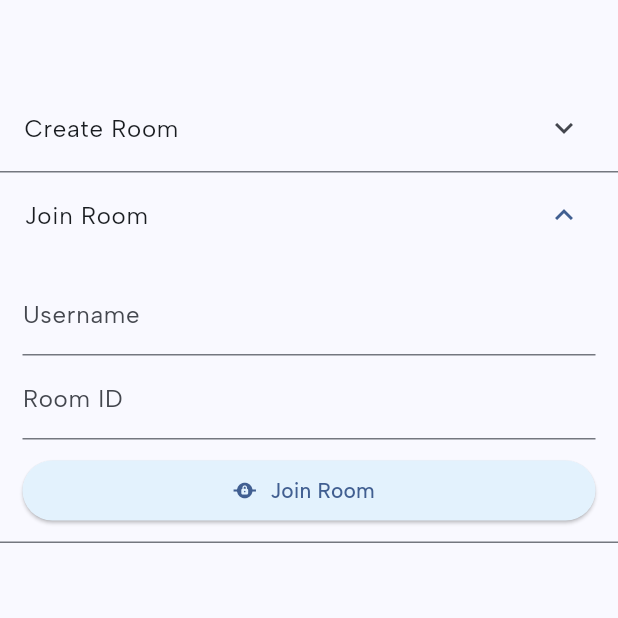
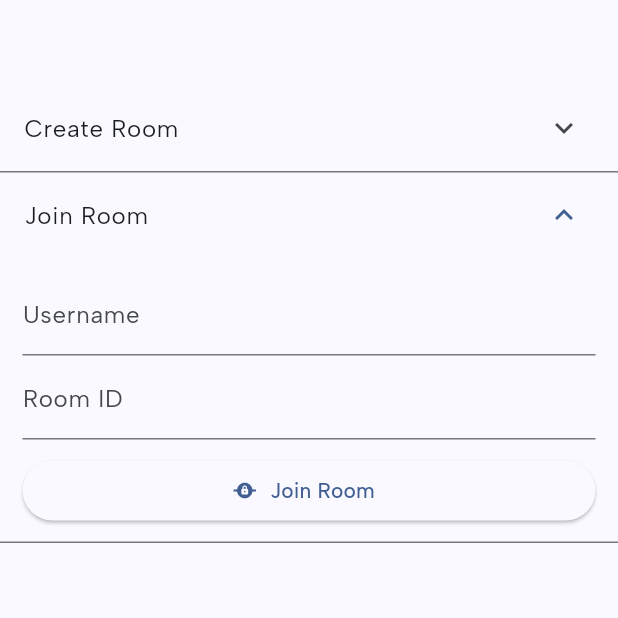
Before and after one commit to parbhat-cpp/partytube-app, a Flutter app: the screen it shows after launch, after a tap on "Create Room", after a tap on "Join Room", on a phone screen of 412 x 824 dp, the top half of it. Run offline on Flutter 3.47's test engine with Material 3 defaults, Android fonts, the phone set to English and light mode, and no system bars; our stand-ins replace bloc, cached_network_image, flutter_bloc, flutter_dotenv, google_fonts, loading_animation_widget and 3 more; accounts and stored records are empty; network calls fail.

Commit message:
remove style

```diff
--- a/lib/widgets/create_room.dart
+++ b/lib/widgets/create_room.dart
@@ -195,8 +195,6 @@ class _CreateRoomState extends State<CreateRoom> {
               icon: const Icon(
                 Icons.private_connectivity,
               ),
-              style: ElevatedButton.styleFrom(
-                  backgroundColor: Colors.blue.shade50),
             ),
           ),
         ],
--- a/lib/widgets/join_room.dart
+++ b/lib/widgets/join_room.dart
@@ -105,8 +105,6 @@ class _JoinRoomState extends State<JoinRoom> {
               icon: const Icon(
                 Icons.private_connectivity,
               ),
-              style: ElevatedButton.styleFrom(
-                  backgroundColor: Colors.blue.shade50),
             ),
           ),
         ],
```
Lines whose indentation alone changed are shown as unchanged.
